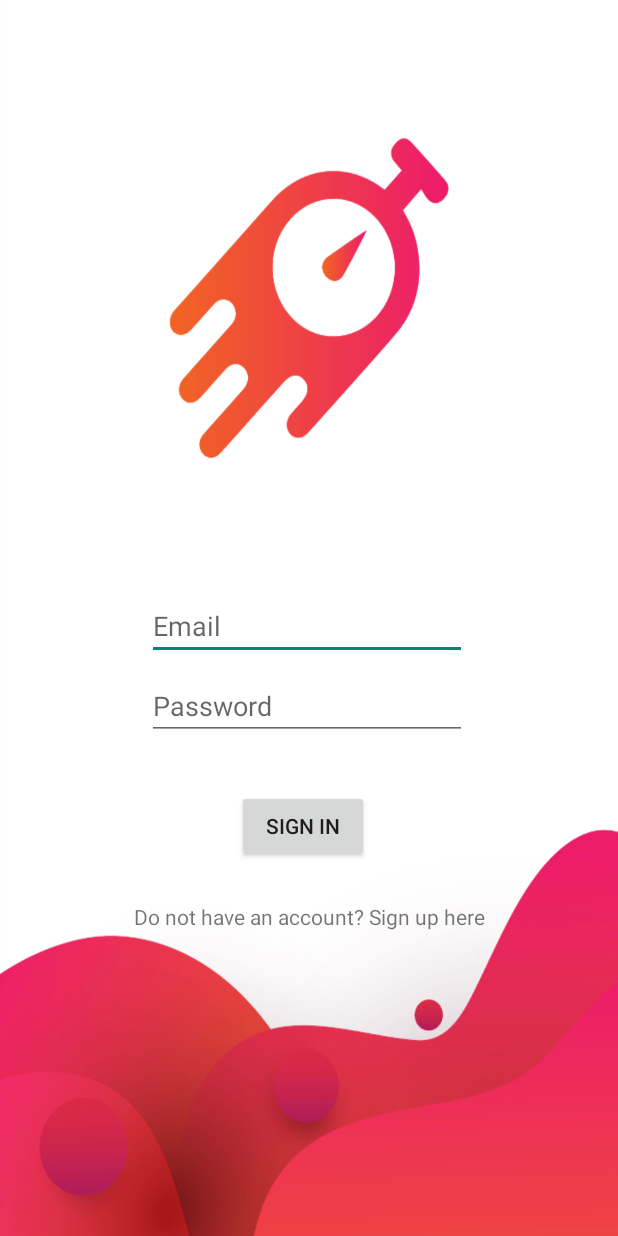
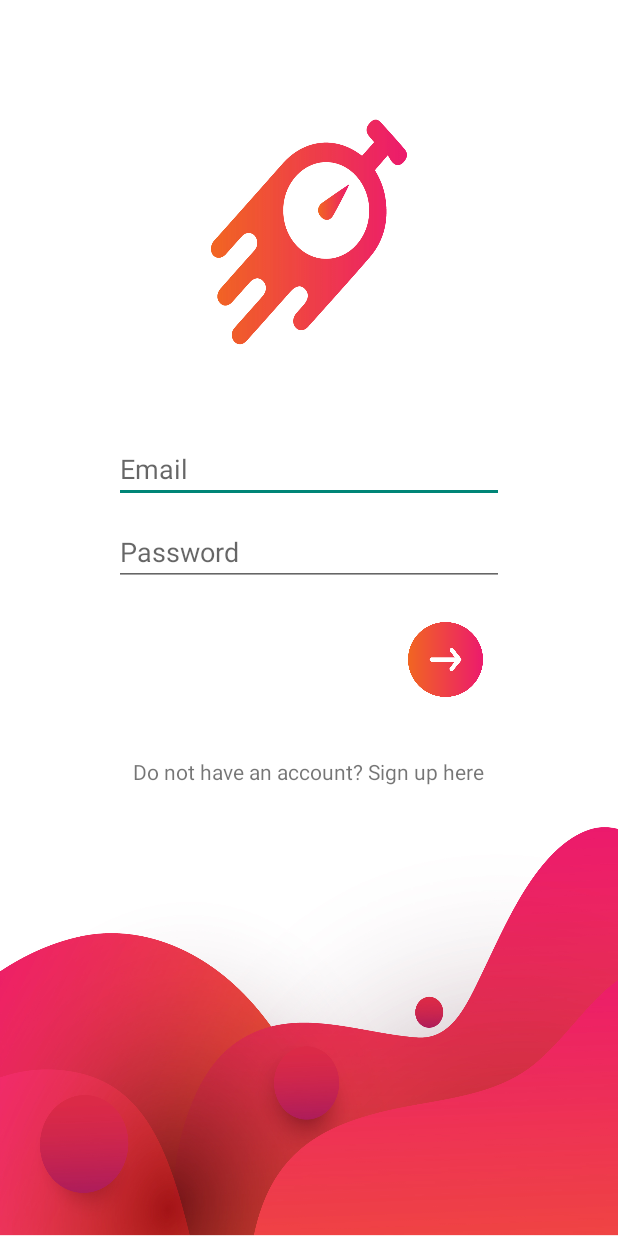
Before and after one commit to kynang98/TimesUp_ver1, an Android app: the LoginActivity screen opened directly, with no data from a screen before it, on a phone screen of 412 x 824 dp. Run offline under Robolectric (Android 15) with nearby library versions, the phone set to English and light mode, and no system bars; our stand-ins replace Firebase (no records; nobody signed in at launch, a user with empty details on screens opened directly).

Commit message:
finished login UI

```diff
--- a/app/src/main/res/layout/activity_login.xml
+++ b/app/src/main/res/layout/activity_login.xml
@@ -5,12 +5,12 @@
     android:layout_width="match_parent"
     android:layout_height="match_parent"
     tools:context=".LoginActivity"
-    android:background="@drawable/loginbg">
+    android:background="@drawable/LoginBackground">
 
     <EditText
         android:id="@+id/login_email"
-        android:layout_width="wrap_content"
-        android:layout_height="wrap_content"
+        android:layout_width="260dp"
+        android:layout_height="43dp"
         android:layout_marginStart="98dp"
         android:layout_marginTop="200dp"
         android:layout_marginEnd="98dp"
@@ -20,23 +20,23 @@
         android:inputType="textEmailAddress"
         app:layout_constraintBottom_toBottomOf="parent"
         app:layout_constraintEnd_toEndOf="parent"
-        app:layout_constraintHorizontal_bias="0.0"
+        app:layout_constraintHorizontal_bias="0.511"
         app:layout_constraintStart_toStartOf="parent"
         app:layout_constraintTop_toTopOf="parent"
-        app:layout_constraintVertical_bias="0.923" />
+        app:layout_constraintVertical_bias="0.433" />
 
     <EditText
         android:id="@+id/login_pw"
-        android:layout_width="wrap_content"
-        android:layout_height="wrap_content"
+        android:layout_width="260dp"
+        android:layout_height="43dp"
         android:layout_marginStart="98dp"
-        android:layout_marginTop="8dp"
+        android:layout_marginTop="12dp"
         android:layout_marginEnd="98dp"
         android:ems="10"
         android:hint="@string/password"
         android:inputType="textPassword"
         app:layout_constraintEnd_toEndOf="parent"
-        app:layout_constraintHorizontal_bias="0.0"
+        app:layout_constraintHorizontal_bias="0.511"
         app:layout_constraintStart_toStartOf="parent"
         app:layout_constraintTop_toBottomOf="@+id/login_email" />
 
@@ -50,19 +50,20 @@
         android:text="@string/dont_have_an_account_sign_up_here"
         app:layout_constraintBottom_toBottomOf="parent"
         app:layout_constraintEnd_toEndOf="parent"
-        app:layout_constraintHorizontal_bias="0.496"
+        app:layout_constraintHorizontal_bias="0.497"
         app:layout_constraintStart_toStartOf="parent"
         app:layout_constraintTop_toBottomOf="@+id/login_signin"
-        app:layout_constraintVertical_bias="0.192" />
+        app:layout_constraintVertical_bias="0.161" />
 
     <Button
         android:id="@+id/login_signin"
-        android:layout_width="wrap_content"
-        android:layout_height="wrap_content"
-        android:layout_marginStart="157dp"
-        android:layout_marginTop="33dp"
-        android:layout_marginEnd="166dp"
-        android:text="@string/sign_in"
+        style="@style/Widget.AppCompat.Button.Borderless"
+        android:layout_width="50dp"
+        android:layout_height="50dp"
+        android:layout_marginStart="180dp"
+        android:layout_marginTop="24dp"
+        android:layout_marginEnd="90dp"
+        android:background="@drawable/go"
         app:layout_constraintEnd_toEndOf="parent"
         app:layout_constraintHorizontal_bias="1.0"
         app:layout_constraintStart_toStartOf="parent"
```
Also changed, not shown: app/src/main/res/drawable/LoginBackground.jpg (added), app/src/main/res/drawable/go.png (added).
